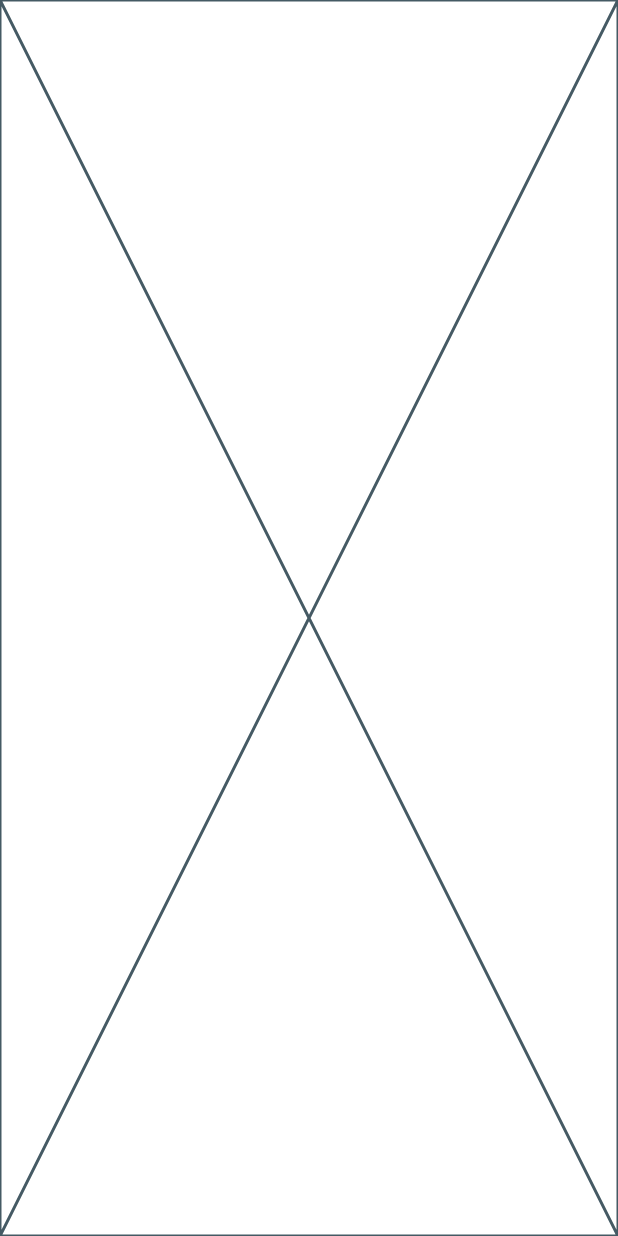
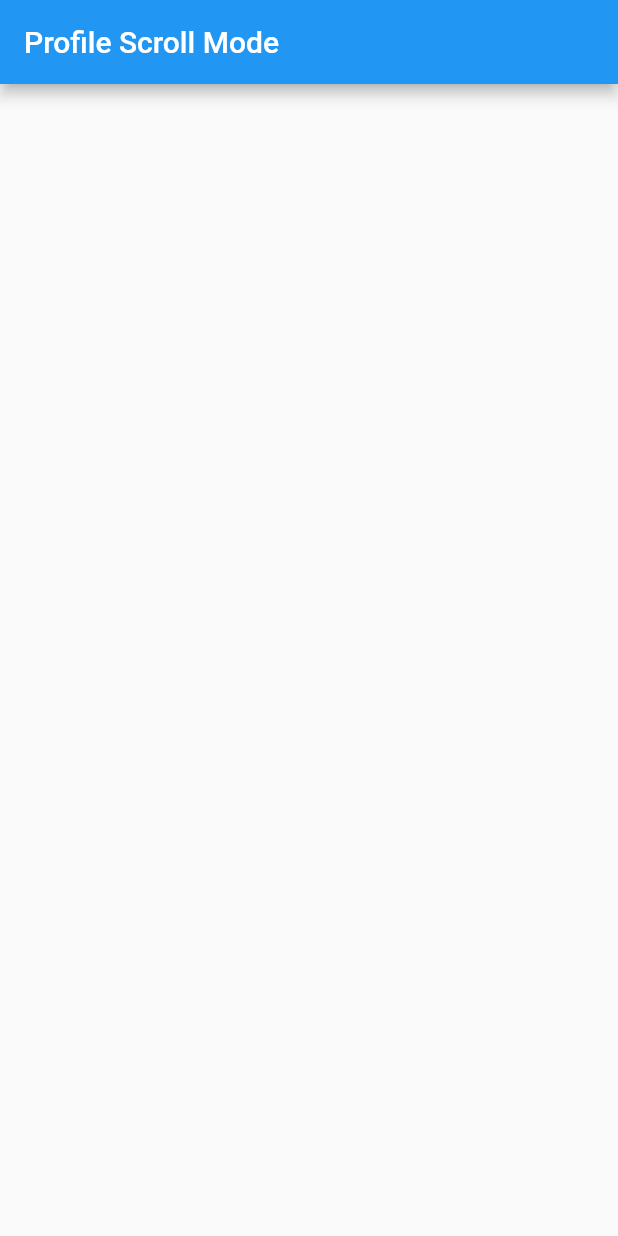
Before and after one commit to DhuliAndani/food_ninja_app, a Flutter app: the screen it shows after launch, on a phone screen of 412 x 824 dp. Run offline on Flutter 3.47's test engine with Material 2 defaults, Android fonts, the phone set to English and light mode, and no system bars.

Commit message:
Dhuli
progfile scroll mode screen

```diff
--- a/lib/main.dart
+++ b/lib/main.dart
@@ -1,6 +1,7 @@
 import 'package:flutter/material.dart';
 
-import 'dhuli/splash_screen.dart';
+//import 'dhuli/splash_screen.dart';
+import 'profile_scroll_mode_screen.dart';
 
 void main() {
   runApp(const MyApp());
@@ -9,16 +10,14 @@ void main() {
 class MyApp extends StatelessWidget {
   const MyApp({super.key});
 
-
   @override
   Widget build(BuildContext context) {
     return MaterialApp(
       title: 'Flutter Demo',
       theme: ThemeData(
-
         primarySwatch: Colors.blue,
       ),
-      home: const SplashScreen(),
+      home: const ProfileScrollModeScreen(),
     );
   }
 }
--- /dev/null
+++ b/lib/profile_scroll_mode_screen.dart
@@ -0,0 +1,19 @@
+import 'package:flutter/material.dart';
+
+class ProfileScrollModeScreen extends StatefulWidget {
+  const ProfileScrollModeScreen({super.key});
+
+  @override
+  State<ProfileScrollModeScreen> createState() => _ProfileScrollModeScreenState();
+}
+
+class _ProfileScrollModeScreenState extends State<ProfileScrollModeScreen> {
+  @override
+  Widget build(BuildContext context) {
+    return  Scaffold(
+      appBar: AppBar(
+        title: const Text("Profile Scroll Mode"),
+      ),
+    );
+  }
+}
```
Also changed, not shown: lib/dhuli/splash_screen.dart (+9 -1 lines).
